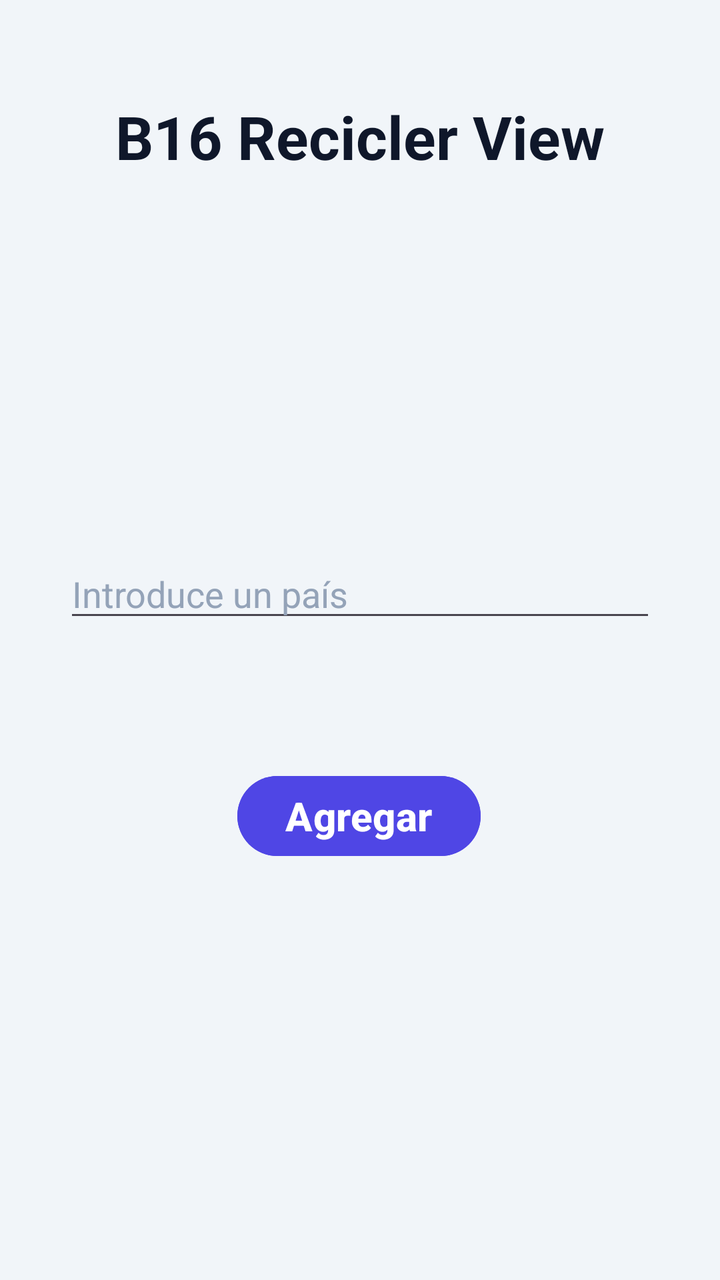
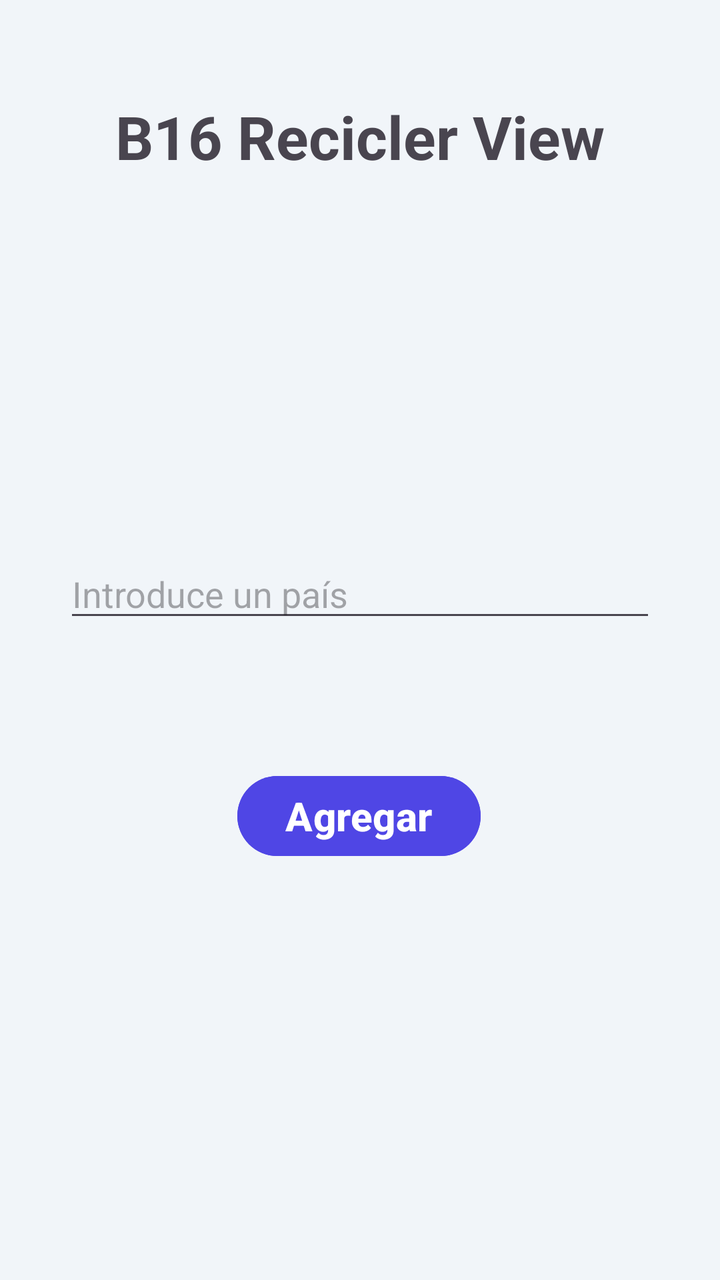

Two renders of the same Android screen: before a commit and after it. Below are the layout's source before the change and the commit's diff.
<!-- AndroidManifest.xml: application theme Theme.B16ReciclerView -->
<!-- res/layout/activity_main.xml -->
<?xml version="1.0" encoding="utf-8"?>
<androidx.constraintlayout.widget.ConstraintLayout xmlns:android="http://schemas.android.com/apk/res/android"
    xmlns:app="http://schemas.android.com/apk/res-auto"
    xmlns:tools="http://schemas.android.com/tools"
    android:id="@+id/main"
    android:layout_width="match_parent"
    android:layout_height="match_parent"
    android:background="@color/orangewhitening"
    tools:context=".MainActivity">

    <TextView
        android:id="@+id/textViewTitle"
        android:layout_width="wrap_content"
        android:layout_height="wrap_content"
        android:layout_marginTop="48dp"
        android:text="@string/text1"
        android:textColor="@color/black"
        android:textSize="30sp"
        android:textStyle="bold"
        app:layout_constraintEnd_toEndOf="parent"
        app:layout_constraintStart_toStartOf="parent"
        app:layout_constraintTop_toTopOf="parent" />

    <androidx.recyclerview.widget.RecyclerView
        android:id="@+id/recyclerView"
        android:layout_width="0dp"
        android:layout_height="wrap_content"
        android:layout_marginStart="32dp"
        android:layout_marginTop="24dp"
        android:layout_marginEnd="32dp"
        android:layout_marginBottom="24dp"
        android:background="@color/white"
        android:overScrollMode="ifContentScrolls"
        android:scrollbars="vertical"
        app:layout_constrainedHeight="true"
        app:layout_constraintBottom_toTopOf="@+id/editTextText"
        app:layout_constraintEnd_toEndOf="parent"
        app:layout_constraintHeight_max="380dp"
        app:layout_constraintStart_toStartOf="parent"
        app:layout_constraintTop_toBottomOf="@+id/textViewTitle"
        app:layout_constraintVertical_bias="0" />

    <EditText
        android:id="@+id/editTextText"
        android:layout_width="0dp"
        android:layout_height="wrap_content"
        android:layout_marginStart="32dp"
        android:layout_marginEnd="32dp"
        android:layout_marginBottom="68dp"
        android:hint="@string/text2"
        android:textColor="@color/black"
        android:textColorHint="#94A3B8"
        android:inputType="text"
        app:layout_constraintBottom_toTopOf="@+id/button"
        app:layout_constraintEnd_toEndOf="parent"
        app:layout_constraintHorizontal_bias="0.0"
        app:layout_constraintStart_toStartOf="parent" />

    <Button
        android:id="@+id/button"
        android:layout_width="wrap_content"
        android:layout_height="wrap_content"
        android:layout_marginBottom="208dp"
        android:backgroundTint="@color/buttoncolor"
        android:text="@string/button"
        android:textColor="@color/white"
        android:textSize="20sp"
        android:textStyle="bold"
        app:layout_constraintBottom_toBottomOf="parent"
        app:layout_constraintEnd_toEndOf="parent"
        app:layout_constraintHorizontal_bias="0.498"
        app:layout_constraintStart_toStartOf="parent" />

</androidx.constraintlayout.widget.ConstraintLayout>
<!-- resources referenced by this layout -->
<resources>
  <color name="black">#FF0F172A</color>
  <color name="buttoncolor">#FF4F46E5</color>
  <color name="orangewhitening">#FFF1F5F9</color>
  <color name="white">#FFFFFFFF</color>
  <string name="button">Agregar</string>
  <string name="text1">B16 Recicler View</string>
  <string name="text2">Introduce un país</string>
  <style name="Theme.B16ReciclerView" parent="Base.Theme.B16ReciclerView" />
  <style name="Base.Theme.B16ReciclerView" parent="Theme.Material3.DayNight.NoActionBar">
          
          
      </style>
</resources>

<!-- the commit's change to res/layout/activity_main.xml (unified diff, before → after) -->
@@ -14,13 +14,13 @@
         android:layout_height="wrap_content"
         android:layout_marginTop="48dp"
         android:text="@string/text1"
-        android:textColor="@color/black"
         android:textSize="30sp"
         android:textStyle="bold"
         app:layout_constraintEnd_toEndOf="parent"
         app:layout_constraintStart_toStartOf="parent"
         app:layout_constraintTop_toTopOf="parent" />
 
+    
     <androidx.recyclerview.widget.RecyclerView
         android:id="@+id/recyclerView"
         android:layout_width="0dp"
@@ -29,7 +29,7 @@
         android:layout_marginTop="24dp"
         android:layout_marginEnd="32dp"
         android:layout_marginBottom="24dp"
-        android:background="@color/white"
+        android:background="@color/orange"
         android:overScrollMode="ifContentScrolls"
         android:scrollbars="vertical"
         app:layout_constrainedHeight="true"
@@ -48,8 +48,6 @@
         android:layout_marginEnd="32dp"
         android:layout_marginBottom="68dp"
         android:hint="@string/text2"
-        android:textColor="@color/black"
-        android:textColorHint="#94A3B8"
         android:inputType="text"
         app:layout_constraintBottom_toTopOf="@+id/button"
         app:layout_constraintEnd_toEndOf="parent"
<!-- resource entries referenced after the edit -->
@@ -1,7 +1,7 @@
 <!-- resources referenced by this layout -->
 <resources>
-  <color name="black">#FF0F172A</color>
   <color name="buttoncolor">#FF4F46E5</color>
+  <color name="orange">#FF6347</color>
   <color name="orangewhitening">#FFF1F5F9</color>
   <color name="white">#FFFFFFFF</color>
   <string name="button">Agregar</string>
